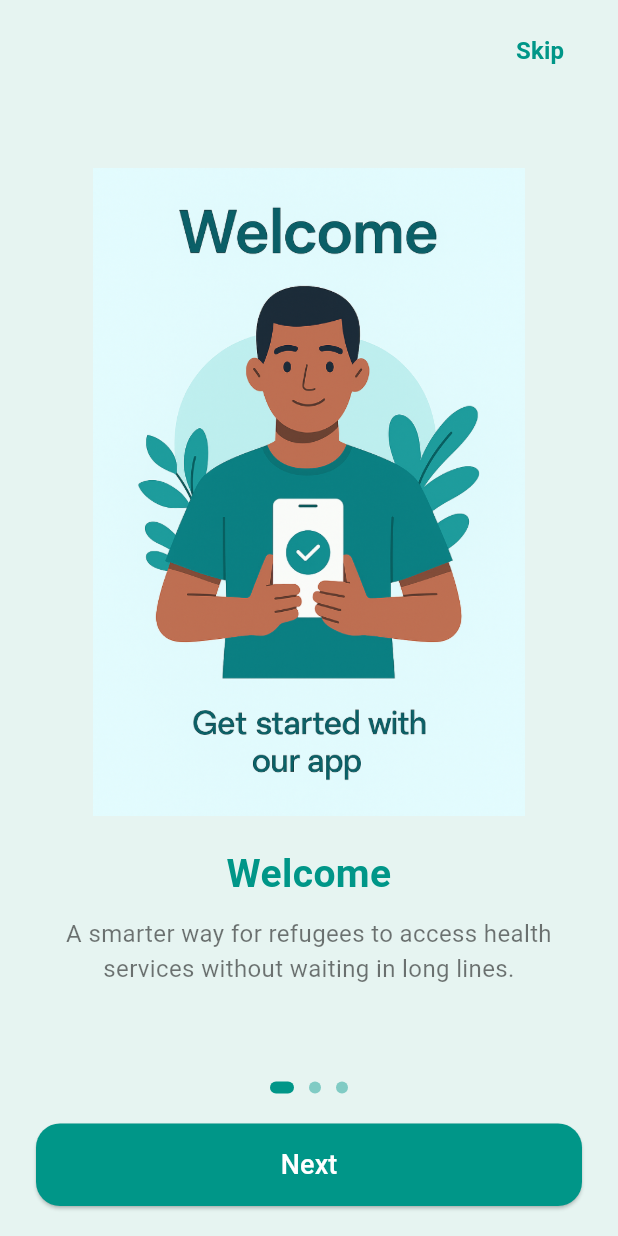
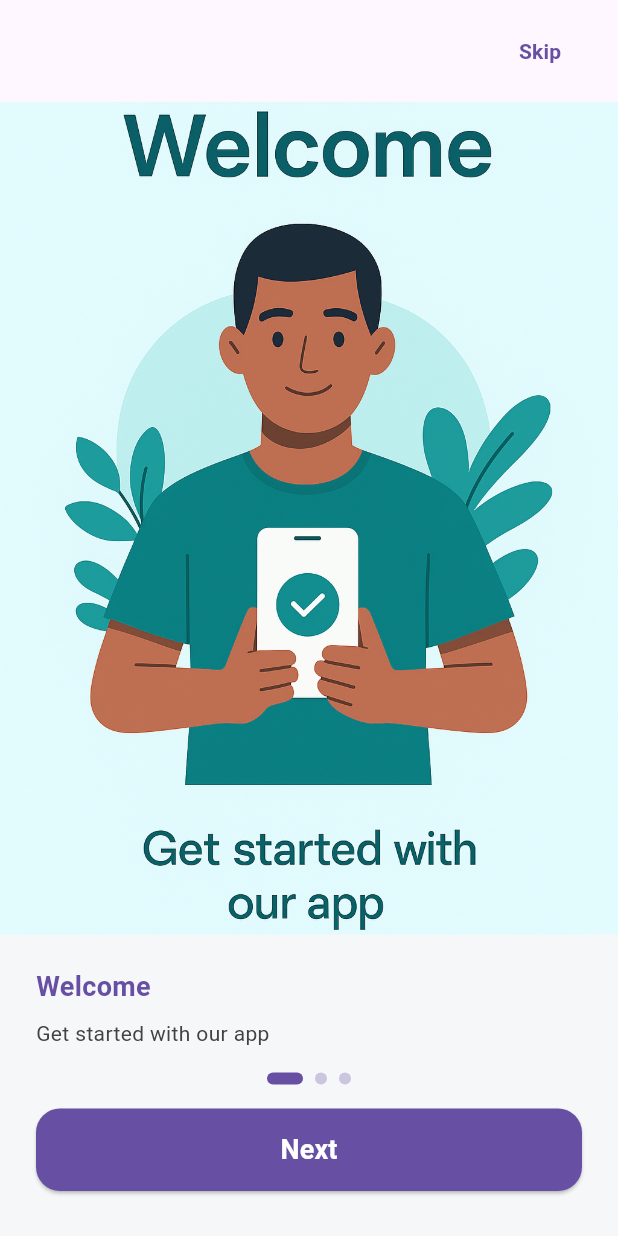
Before and after one commit to Mach1470/ref_qeueu, a Flutter app: the screen it shows after launch, on a phone screen of 412 x 824 dp. Run offline on Flutter 3.47's test engine with Material 3 defaults, Android fonts, the phone set to English and light mode, and no system bars; our stand-ins replace firebase_core, geolocator, google_maps_flutter, shared_preferences; accounts and stored records are empty.

Commit message:
Onboarding: full-bleed illustrations; move title/subtitle into bottom info panel; remove overlay headline and duplicate controls

```diff
--- a/lib/screens/onboarding_screen.dart
+++ b/lib/screens/onboarding_screen.dart
@@ -1,4 +1,8 @@
 import 'package:flutter/material.dart';
+import 'package:shared_preferences/shared_preferences.dart';
+
+// Light background color used by the onboarding bottom info panel.
+const Color _lightBackground = Color(0xFFF6F7F9);
 
 class OnboardingScreen extends StatefulWidget {
   const OnboardingScreen({super.key});
@@ -11,203 +15,199 @@ class _OnboardingScreenState extends State<OnboardingScreen> {
   final PageController _controller = PageController();
   int _index = 0;
 
+  // Data for pages
   final List<_PageData> pages = const [
     _PageData(
-      image: "assets/illustrations/welcome.png",
-      title: "Welcome",
-      subtitle:
-          "A smarter way for refugees to access health services without waiting in long lines.",
+      image: 'assets/illustrations/welcome.png',
+      title: 'Welcome',
+      subtitle: 'Get started with our app',
     ),
     _PageData(
-      image: "assets/illustrations/problem.png",
-      title: "The Problem",
+      image: 'assets/illustrations/problem.png',
+      title: 'The Challenge',
       subtitle:
-          "Refugees spend hours in queues under the scorching sun, unsure when they will be served.",
+          'Individuals often spend hours in queues under harsh conditions.',
     ),
     _PageData(
-      image: "assets/illustrations/solution.png",
-      title: "Our Solution",
+      image: 'assets/illustrations/solution.png',
+      title: 'Our Digital Solution',
       subtitle:
-          "This app places you automatically in the hospital queue using your location — no more waiting outside.",
+          'This app places you automatically in the health facility\'s queue.',
     ),
   ];
 
   @override
   void initState() {
     super.initState();
-    // Precache all images for smooth transitions
     WidgetsBinding.instance.addPostFrameCallback((_) {
       if (mounted) {
-        for (final page in pages) {
+        for (final p in pages) {
           try {
-            precacheImage(AssetImage(page.image), context);
-          } catch (e) {
-            // Ignore precache errors - images will load normally
-          }
+            precacheImage(AssetImage(p.image), context);
+          } catch (_) {}
         }
       }
     });
   }
 
-  /// -------------------------------
-  /// 👇 IMPORTANT PART IS RIGHT HERE
-  /// -------------------------------
   void _next() {
     if (_index < pages.length - 1) {
-      _controller.animateToPage(
-        _index + 1,
-        duration: const Duration(milliseconds: 350),
-        curve: Curves.easeOut,
-      );
+      _controller.animateToPage(_index + 1,
+          duration: const Duration(milliseconds: 350), curve: Curves.easeOut);
     } else {
-      // LAST PAGE → Go to Role Selection explicitly
-      Navigator.pushNamedAndRemoveUntil(
-        context,
-        '/role_selection', // <--- CHANGED FROM '/' TO MATCH ROUTE MAP
-        (route) => false,
-      );
+      SharedPreferences.getInstance().then((prefs) {
+        prefs.setBool('has_seen_onboarding', true);
+      });
+      if (!mounted) return;
+      Navigator.pushNamedAndRemoveUntil(context, '/role_selection', (r) => false);
     }
   }
 
-  /// -------------------------------
-
   void _skip() {
-    Navigator.pushNamedAndRemoveUntil(
-      context,
-      '/role_selection', // <--- CHANGED FROM '/' TO MATCH ROUTE MAP
-      (route) => false,
-    );
+    SharedPreferences.getInstance().then((prefs) {
+      prefs.setBool('has_seen_onboarding', true);
+    });
+    if (!mounted) return;
+    Navigator.pushNamedAndRemoveUntil(context, '/role_selection', (r) => false);
   }
 
   @override
   Widget build(BuildContext context) {
+    final Color primaryColor = Theme.of(context).primaryColor;
+
     return Scaffold(
-      backgroundColor: const Color(0xFFE6F4F1),
+      backgroundColor: Theme.of(context).scaffoldBackgroundColor,
       body: SafeArea(
         child: Column(
           children: [
-            // Skip button at top
+            // Skip
             Padding(
               padding: const EdgeInsets.symmetric(horizontal: 20, vertical: 10),
-              child: Row(
-                mainAxisAlignment: MainAxisAlignment.end,
+              child: Row(mainAxisAlignment: MainAxisAlignment.end, children: [
+                TextButton(onPressed: _skip, child: Text('Skip', style: TextStyle(color: primaryColor, fontWeight: FontWeight.w600)))
+              ]),
+            ),
+
+            Expanded(
+              child: Builder(builder: (ctx) {
+                // Limit excessive system text scaling on the onboarding screens
+                // so large accessibility font settings don't break the layout.
+                final mq = MediaQuery.of(ctx);
+                final clampedScale = mq.textScaleFactor.clamp(1.0, 1.15);
+                return MediaQuery(
+                  data: mq.copyWith(textScaleFactor: clampedScale),
+                  child: PageView.builder(
+                    controller: _controller,
+                    itemCount: pages.length,
+                    onPageChanged: (i) => setState(() => _index = i),
+                    itemBuilder: (_, i) {
+                          final page = pages[i];
+                          return Column(
                             children: [
-                  TextButton(
-                    onPressed: _skip,
-                    child: const Text(
-                      "Skip",
+                              // Image area with a large headline overlaid so illustration
+                              // remains full-bleed while the headline "sits in" the image.
+                              Expanded(
+                                child: Stack(
+                                  children: [
+                                    Positioned.fill(
+                                      child: Image.asset(
+                                        page.image,
+                                        fit: BoxFit.cover,
+                                        width: double.infinity,
+                                        height: double.infinity,
+                                      ),
+                                    ),
+
+                                    // No overlaid headline: keep the illustration full-bleed
+                                    // and render the page title/subtitle in the bottom panel
+                                    // (prevents duplicated text and keeps layout consistent).
+                                  ],
+                                ),
+                              ),
+
+                              // Bottom info panel: light background separate from image
+                              // with the purple subsection title and explanatory text.
+                              Container(
+                                width: double.infinity,
+                                color: _lightBackground,
+                                padding: const EdgeInsets.fromLTRB(24, 22, 24, 30),
+                                child: Column(
+                                  crossAxisAlignment: CrossAxisAlignment.start,
+                                  children: [
+                                    Text(
+                                      page.title,
                                       style: TextStyle(
-                        color: Colors.teal,
-                        fontSize: 16,
-                        fontWeight: FontWeight.w600,
+                                        fontSize: 18,
+                                        fontWeight: FontWeight.bold,
+                                        color: Theme.of(ctx).primaryColor,
+                                      ),
+                                    ),
+                                    const SizedBox(height: 8),
+                                    Text(
+                                      page.subtitle,
+                                      style: TextStyle(
+                                        fontSize: 14,
+                                        color: Colors.grey[800],
+                                      ),
+                                    ),
+
+                                    const SizedBox(height: 16),
+
+                                    // Indicators and button live in the bottom panel so that
+                                    // large font scaling won't push them off-screen.
+                                    Row(
+                                      mainAxisAlignment: MainAxisAlignment.center,
+                                      children: List.generate(
+                                        pages.length,
+                                        (j) => AnimatedContainer(
+                                          duration: const Duration(milliseconds: 200),
+                                          margin: const EdgeInsets.symmetric(horizontal: 4),
+                                          height: 8,
+                                          width: _index == j ? 24 : 8,
+                                          decoration: BoxDecoration(
+                                            color: _index == j
+                                                ? primaryColor
+                                                : primaryColor.withAlpha((0.3 * 255).round()),
+                                            borderRadius: BorderRadius.circular(4),
+                                          ),
+                                        ),
+                                      ),
+                                    ),
+                                    const SizedBox(height: 16),
+
+                                    SizedBox(
+                                      width: double.infinity,
+                                      child: ElevatedButton(
+                                        onPressed: _next,
+                                        style: ElevatedButton.styleFrom(
+                                          backgroundColor: primaryColor,
+                                          minimumSize: const Size.fromHeight(55),
+                                          shape: RoundedRectangleBorder(
+                                            borderRadius: BorderRadius.circular(16),
+                                          ),
+                                        ),
+                                        child: Text(
+                                          _index < pages.length - 1 ? 'Next' : 'Get Started',
+                                          style: const TextStyle(
+                                              fontSize: 18,
+                                              fontWeight: FontWeight.bold,
+                                              color: Colors.white),
                                         ),
                                       ),
                                     ),
                                   ],
                                 ),
                               ),
-            Expanded(
-              child: PageView.builder(
-                controller: _controller,
-                itemCount: pages.length,
-                onPageChanged: (i) => setState(() => _index = i),
-                itemBuilder: (_, i) {
-                  final page = pages[i];
-                  return Padding(
-                    padding: const EdgeInsets.all(24.0),
-                    child: Column(
-                      children: [
-                        const SizedBox(height: 20),
-
-                        // IMAGE - Preloaded for smooth display
-                        Expanded(
-                          child: Image.asset(
-                            page.image,
-                            fit: BoxFit.contain,
-                            cacheWidth: 800, // Optimize image loading
-                            errorBuilder: (context, error, stackTrace) {
-                              return Container(
-                                color: Colors.grey.shade200,
-                                child: const Icon(Icons.image_not_supported,
-                                    size: 100, color: Colors.grey),
+                            ],
                           );
                     },
                   ),
+                );
+              }),
             ),
 
-                        const SizedBox(height: 20),
-
-                        // TITLE
-                        Text(
-                          page.title,
-                          textAlign: TextAlign.center,
-                          style: const TextStyle(
-                            fontSize: 26,
-                            fontWeight: FontWeight.bold,
-                            color: Colors.teal,
-                          ),
-                        ),
-
-                        const SizedBox(height: 10),
-
-                        // SUBTITLE
-                        Text(
-                          page.subtitle,
-                          textAlign: TextAlign.center,
-                          style: const TextStyle(
-                            fontSize: 16,
-                            color: Colors.black54,
-                          ),
-                        ),
-
-                        const SizedBox(height: 40),
-                      ],
-                    ),
-                  );
-                },
-              ),
-            ),
-
-            // DOT INDICATORS
-            Row(
-              mainAxisAlignment: MainAxisAlignment.center,
-              children: List.generate(
-                pages.length,
-                (i) => AnimatedContainer(
-                  duration: const Duration(milliseconds: 200),
-                  margin: const EdgeInsets.symmetric(horizontal: 5),
-                  width: _index == i ? 16 : 8,
-                  height: 8,
-                  decoration: BoxDecoration(
-                    color: _index == i ? Colors.teal : Colors.teal.shade200,
-                    borderRadius: BorderRadius.circular(12),
-                  ),
-                ),
-              ),
-            ),
-
-            const SizedBox(height: 20),
-
-            // BUTTON
-            Padding(
-              padding: const EdgeInsets.symmetric(horizontal: 24.0),
-              child: ElevatedButton(
-                onPressed: _next,
-                style: ElevatedButton.styleFrom(
-                  backgroundColor: Colors.teal,
-                  minimumSize: const Size(double.infinity, 55),
-                  shape: RoundedRectangleBorder(
-                    borderRadius: BorderRadius.circular(16),
-                  ),
-                ),
-                child: Text(
-                  _index == pages.length - 1 ? "Get Started" : "Next",
-                  style: const TextStyle(color: Colors.white, fontSize: 18),
-                ),
-              ),
-            ),
-
-            const SizedBox(height: 20),
+            // Controls moved into the bottom info panel inside each page
+            // to avoid duplication and keep layout stable under text scaling.
           ],
         ),
       ),
@@ -219,10 +219,5 @@ class _PageData {
   final String image;
   final String title;
   final String subtitle;
-
-  const _PageData({
-    required this.image,
-    required this.title,
-    required this.subtitle,
-  });
+  const _PageData({required this.image, required this.title, required this.subtitle});
 }
```
Lines whose indentation alone changed are shown as unchanged.
